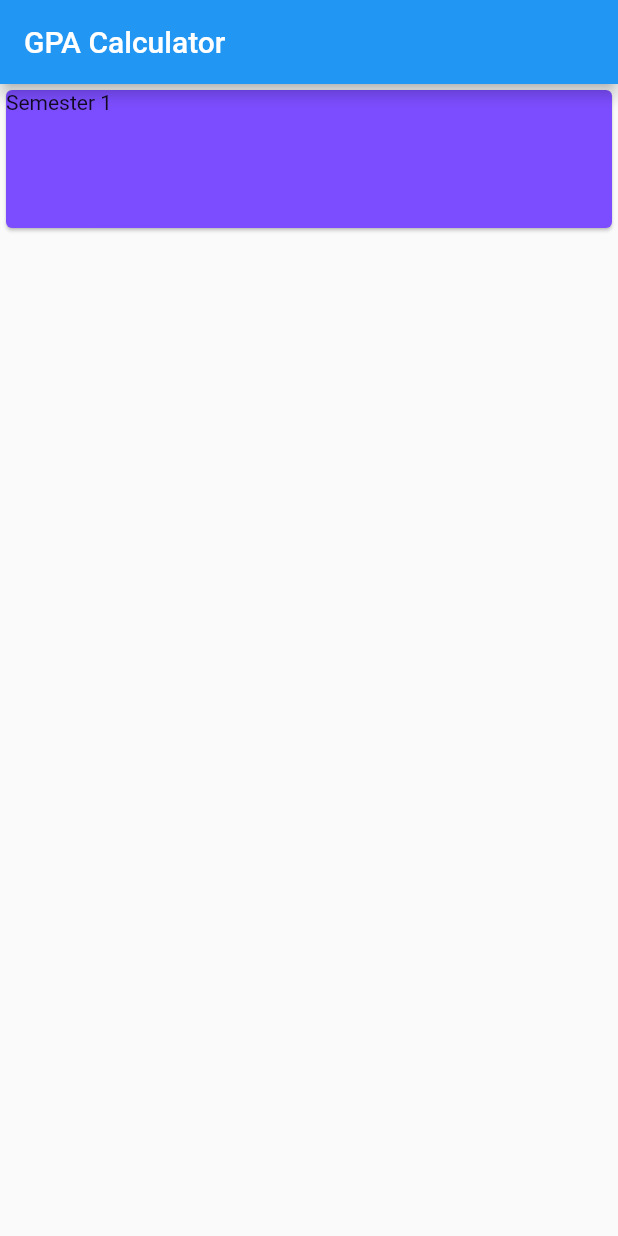
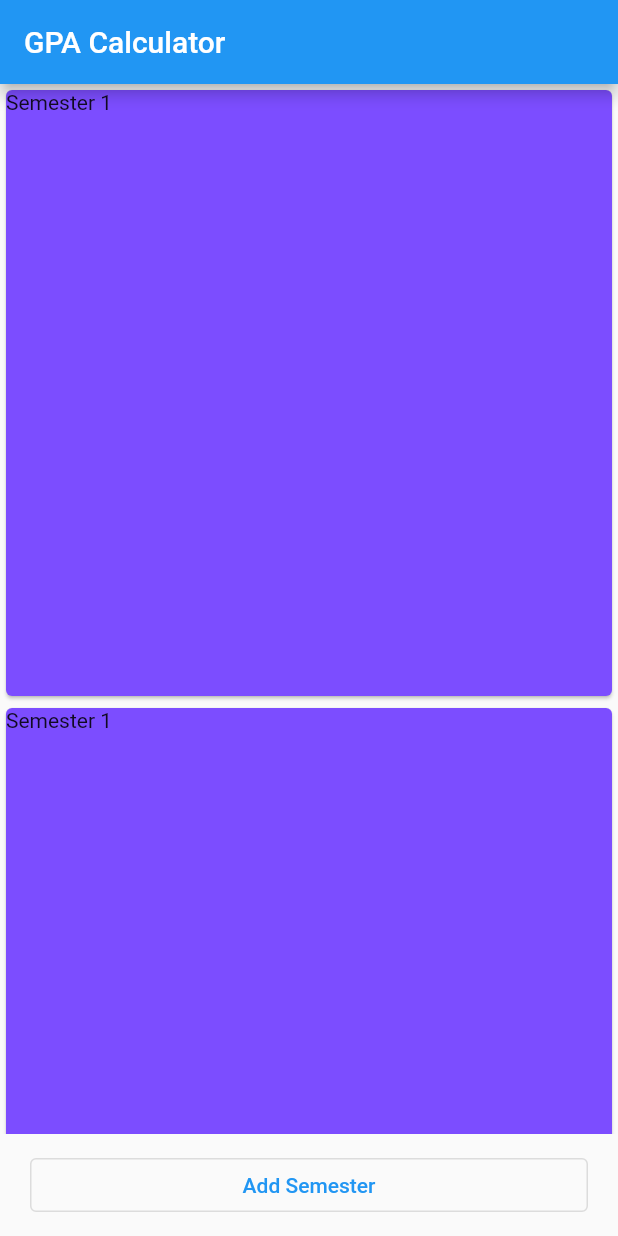
Before and after one commit to Ishad-M-I-M/gpa_calculator, a Flutter app: the screen it shows after launch, on a phone screen of 412 x 824 dp. Run offline on Flutter 3.47's test engine with Material 2 defaults, Android fonts, the phone set to English and light mode, and no system bars.

Commit message:
created essential components

```diff
--- /dev/null
+++ b/lib/models/module.dart
@@ -0,0 +1,8 @@
+
+class Module{
+  final String code;
+  final String name;
+  String result;
+
+  Module({required this.code, required this.name, this.result = "Pending" });
+}
--- /dev/null
+++ b/lib/models/semester.dart
@@ -0,0 +1,8 @@
+
+import './module.dart';
+
+class Semester{
+  final int semester;
+  List<Module> modules;
+  Semester({required this.semester, this.modules = const []});
+}
--- /dev/null
+++ b/lib/screens/add_semester_screen.dart
@@ -0,0 +1,15 @@
+import 'package:flutter/material.dart';
+
+class AddSemesterScreen extends StatelessWidget {
+  const AddSemesterScreen({Key? key}) : super(key: key);
+
+  @override
+  Widget build(BuildContext context) {
+    return Scaffold(
+      appBar: AppBar(
+        title: const Text("Add Semester"),
+      ),
+      body: const Center(child: Text("This is Add Semester Screen"),),
+    );
+  }
+}
--- a/lib/screens/home_screen.dart
+++ b/lib/screens/home_screen.dart
@@ -1,15 +1,33 @@
 import 'package:flutter/material.dart';
 
 import './semester_screen.dart';
+import './add_semester_screen.dart';
 
 import '../widgets/semester_card.dart';
 
-class HomeScreen extends StatelessWidget {
+import '../models/semester.dart';
+import '../models/module.dart';
+
+class HomeScreen extends StatefulWidget {
   const HomeScreen({Key? key}) : super(key: key);
 
-  void navigateToSemesterScreen(BuildContext context) {
+  @override
+  State<HomeScreen> createState() => _HomeScreenState();
+}
+
+class _HomeScreenState extends State<HomeScreen> {
+  List<Semester> semesters = [
+    Semester(semester: 1), Semester(semester: 2), Semester(semester: 3)
+  ];
+
+  void navigateToSemesterScreen(BuildContext context, int semester) {
     Navigator.of(context)
-        .push(MaterialPageRoute(builder: (_) => const SemesterScreen()));
+        .push(MaterialPageRoute(builder: (_) =>  SemesterScreen(number: semester,)));
+  }
+
+  void navigateToAddSemesterScreen(BuildContext context) {
+    Navigator.of(context)
+        .push(MaterialPageRoute(builder: (_) => const AddSemesterScreen()));
   }
 
   @override
@@ -18,14 +36,22 @@ class HomeScreen extends StatelessWidget {
       appBar: AppBar(
         title: const Text("GPA Calculator"),
       ),
-      body: GridView(
-        gridDelegate: const SliverGridDelegateWithFixedCrossAxisCount(
-            crossAxisCount: 1, mainAxisSpacing: 10, mainAxisExtent: 100),
+      body: Column(
         children: [
-          Semester(
-            semester: 1,
-            onTap: navigateToSemesterScreen,
+          Flexible(
+            child: GridView.count(
+              crossAxisCount: 1,
+              children: semesters.map((sem){
+                return SemesterCard(semester: sem.semester, onTap: ()=> navigateToSemesterScreen(context, sem.semester),);
+              }).toList(),
+            ),
           ),
+          Container(
+              width: double.infinity,
+              margin: const EdgeInsets.only(
+                  top: 10, bottom: 10, left: 20, right: 20),
+              child: OutlinedButton(
+                  onPressed: ()=> navigateToAddSemesterScreen(context) , child: const Text("Add Semester"))),
         ],
       ),
     );
--- a/lib/screens/semester_screen.dart
+++ b/lib/screens/semester_screen.dart
@@ -1,7 +1,8 @@
 import 'package:flutter/material.dart';
 
 class SemesterScreen extends StatelessWidget {
-  const SemesterScreen({Key? key}) : super(key: key);
+  final int number;
+  const SemesterScreen({Key? key, required this.number}) : super(key: key);
 
   @override
   Widget build(BuildContext context) {
--- a/lib/widgets/semester_card.dart
+++ b/lib/widgets/semester_card.dart
@@ -1,9 +1,9 @@
 import 'package:flutter/material.dart';
 
-class Semester extends StatelessWidget {
+class SemesterCard extends StatelessWidget {
   final int semester;
   final Function onTap;
-  const Semester({required this.semester, required this.onTap, Key? key}) : super(key: key);
+  const SemesterCard({required this.semester, required this.onTap, Key? key}) : super(key: key);
 
   @override
   Widget build(BuildContext context) {
```
Also changed, not shown: 1 other file.
